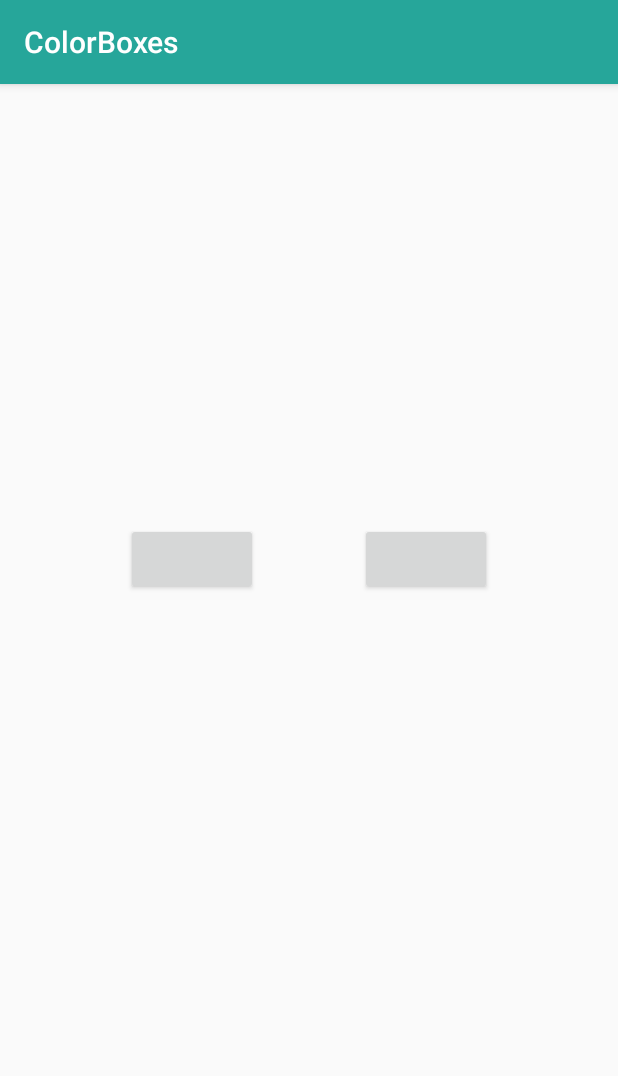
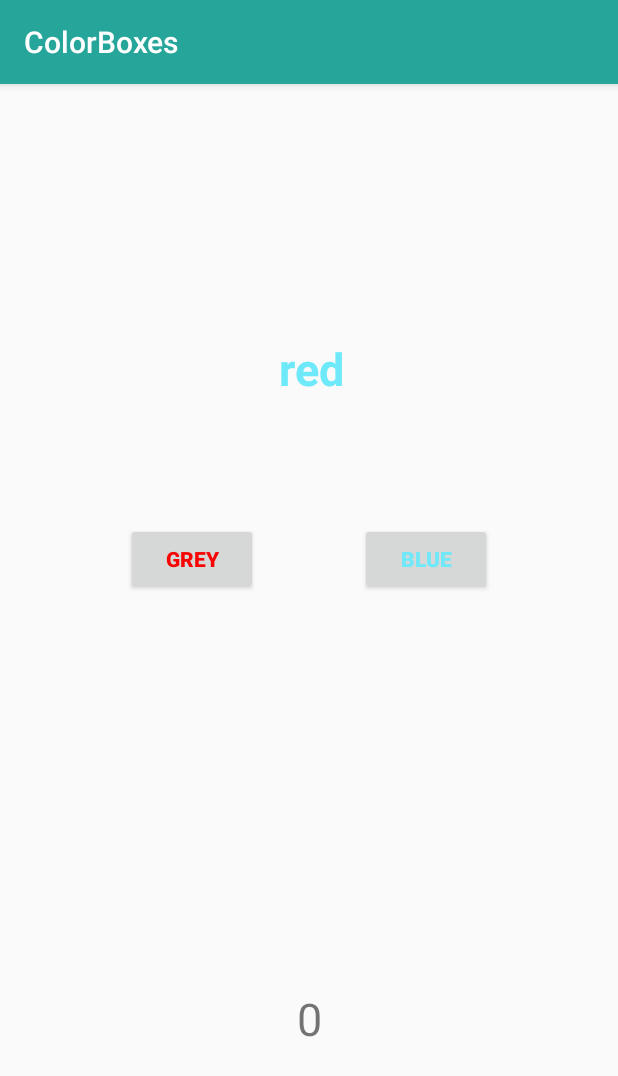
Before and after one commit to surbhi-145/ColorBoxes, an Android app: the GameFragment screen opened through its navigation route, on a phone screen of 412 x 824 dp. Shown: the top 1076 px of the screen. Run offline under Robolectric (Android 15) with nearby library versions, the phone set to English and light mode, and no system bars; our stand-ins replace data binding; 1 statement that could not run was skipped.

Commit message:
updated with adding a timer for each round and text color changing

```diff
--- a/src/main/java/com/example/colorboxes/game/GameViewModel.kt
+++ b/src/main/java/com/example/colorboxes/game/GameViewModel.kt
@@ -1,11 +1,15 @@
 package com.example.colorboxes.game
 
+import android.graphics.Color
 import android.os.CountDownTimer
 import android.text.format.DateUtils
+import android.util.Log
+import androidx.databinding.Bindable
 import androidx.lifecycle.LiveData
 import androidx.lifecycle.MutableLiveData
 import androidx.lifecycle.Transformations
 import androidx.lifecycle.ViewModel
+import java.lang.NullPointerException
 
 class GameViewModel  : ViewModel(){
     companion object {
@@ -16,10 +20,13 @@ class GameViewModel  : ViewModel(){
         const val ONE_SECOND = 1000L
         // This is the total time of the game
         const val COUNTDOWN_TIME = 60000L
+
+        const val PER_ROUND_TIME = 3000L
     }
 
     //Timer field
     private val timer: CountDownTimer
+    private var perRoundTimer : CountDownTimer
 
     // Current Time
     private val _currentTime= MutableLiveData<Long>()
@@ -31,17 +38,29 @@ class GameViewModel  : ViewModel(){
         DateUtils.formatElapsedTime(time)
     }
 
-    private val _button1=MutableLiveData<Prop>()
-    val button1:LiveData<Prop>
-        get()=_button1
+    private val _button1Text=MutableLiveData<String>()
+    val button1Text:LiveData<String>
+        get()=_button1Text
 
-    private val _button2=MutableLiveData<Prop>()
-    val button2:LiveData<Prop>
-        get()=_button2
+    private val _button1Color=MutableLiveData<String>()
+    val button1Color:LiveData<String>
+        get()=_button1Color
 
-    private val _colorText=MutableLiveData<Prop>()
-    val colorText:LiveData<Prop>
-        get()=_colorText
+    private val _button2Text=MutableLiveData<String>()
+    val button2Text:LiveData<String>
+        get()=_button2Text
+
+    private val _button2Color=MutableLiveData<String>()
+    val button2Color:LiveData<String>
+        get()=_button2Color
+
+    private val _hintText=MutableLiveData<String>()
+    val hintText:LiveData<String>
+        get()=_hintText
+
+    private val _hintColor=MutableLiveData<String>()
+    val hintColor:LiveData<String>
+        get()=_hintColor
 
     private val _gameFinished=MutableLiveData<Boolean>()
     val gameFinished:LiveData<Boolean>
@@ -51,13 +70,18 @@ class GameViewModel  : ViewModel(){
     val score:LiveData<Int>
         get()=_score
 
+
     private lateinit var colorList : MutableList<String>
     private var ans=-1
     private var indexOptions : MutableList<Int> = mutableListOf(0,1)
+    private lateinit var colorCode : Map<String,String>
+    init {
 
-    init {
-        resetList()
+        initializeColorCode()
+        setList()
         setProp()
+
+        print("Here")
 
         timer = object : CountDownTimer(COUNTDOWN_TIME, ONE_SECOND) {
 
@@ -73,9 +97,24 @@ class GameViewModel  : ViewModel(){
 
         timer.start()
 
+        perRoundTimer = object : CountDownTimer(PER_ROUND_TIME, ONE_SECOND){
+
+            override fun onFinish() {
+                setProp()
+                resetTimer()
+            }
+
+            override fun onTick(millisUntilFinished: Long) {
+                //NOTHING
+            }
+
+        }
+
+        perRoundTimer.start()
+
     }
 
-    private fun resetList(){
+    private fun setList(){
         colorList= mutableListOf(
             "red",
             "yellow",
@@ -91,45 +130,66 @@ class GameViewModel  : ViewModel(){
         colorList.shuffle()
     }
 
+    private fun initializeColorCode(){
+        colorCode= mapOf(
+            "red" to "#FFF80202",
+            "yellow" to "#FFFFEE58",
+            "blue" to "#FA6BE9FA",
+            "green" to "#FF8CF316",
+            "purple" to "#FFDF2DFD",
+            "orange" to "#FFFB8117",
+            "pink" to "#FFFF0A6C",
+            "white" to "#FDF4E4",
+            "grey" to "#FFA99595",
+            "brown" to "#FF80594C"
+
+        )
+    }
+
     private fun setProp(){
-        resetList()
+        resetTimer()
+        colorList.shuffle()
         indexOptions.shuffle()
         ans=indexOptions[0]
+
         if(ans==0){
             val rand=(0..10).random()
-            _button1.value!!.color=colorList[rand%(colorList.size)]
-            _button1.value!!.text=colorList[(rand+1)%(colorList.size)]
-            _colorText.value!!.color=colorList[(rand+2)%(colorList.size)]
-            _colorText.value!!.text=colorList[rand%(colorList.size)]
-            _button2.value!!.color=colorList[9-(rand%(colorList.size))]
-            _button2.value!!.text=colorList[9-((rand+1)%(colorList.size))]
+            _button1Color.value=colorList[rand%(colorList.size)]
+            _button1Text.value=colorList[(rand+1)%(colorList.size)]
+            _hintColor.value=colorList[(rand+2)%(colorList.size)]
+            _hintText.value=colorList[rand%(colorList.size)]
+            _button2Color.value=colorList[(rand+2)%(colorList.size)]
+            _button2Text.value=colorList[9-((rand+1)%(colorList.size))]
         }else{
             val rand=(0..10).random()
-            _button2.value!!.color=colorList[rand%(colorList.size)]
-            _button2.value!!.text=colorList[(rand+1)%(colorList.size)]
-            _colorText.value!!.color=colorList[(rand+2)%(colorList.size)]
-            _colorText.value!!.text=colorList[rand%(colorList.size)]
-            _button1.value!!.color=colorList[9-(rand%(colorList.size))]
-            _button1.value!!.text=colorList[9-((rand+1)%(colorList.size))]
+            _button2Color.value=colorList[rand%(colorList.size)]
+            _button2Text.value=colorList[(rand+1)%(colorList.size)]
+            _hintColor.value=colorList[(rand+2)%(colorList.size)]
+            _hintText.value=colorList[rand%(colorList.size)]
+            _button1Color.value=colorList[(rand+2)%(colorList.size)]
+            _button1Text.value=colorList[9-((rand+1)%(colorList.size))]
         }
 
     }
 
     fun onClickButtonLeft(){
+
         if(ans==0){
-            _score.value=score.value?.plus(1)
+            _score.value=score.value?.plus(1) ?: 1
         }else{
-            _score.value=score.value?.minus(1)
+            _score.value=score.value?.minus(1) ?: 0
         }
 
         setProp()
     }
 
     fun onClickButtonRight(){
+
         if(ans==1){
-            _score.value=score.value?.plus(1)
+            _score.value=score.value?.plus(1) ?: 1
+
         }else{
-            _score.value=score.value?.minus(1)
+            _score.value=score.value?.minus(1) ?: 0
         }
 
         setProp()
@@ -139,10 +199,32 @@ class GameViewModel  : ViewModel(){
     override fun onCleared() {
         super.onCleared()
         timer.cancel()
+        perRoundTimer.cancel()
     }
 
     fun hasGameFinishedComplete(){
         _gameFinished.value=false
     }
 
+    fun getDrawableColor(color : String): Int {
+        return Color.parseColor(colorCode[color])
+    }
+
+    private fun resetTimer(){
+        if(perRoundTimer !=  null){
+            perRoundTimer.cancel()
+        }
+        perRoundTimer= object : CountDownTimer(PER_ROUND_TIME, ONE_SECOND){
+
+            override fun onFinish() {
+                setProp()
+                resetTimer()
+            }
+
+            override fun onTick(millisUntilFinished: Long) {
+                //NOTHING
+            }
+        }
+        perRoundTimer.start()
+    }
 }
--- a/src/main/java/com/example/colorboxes/score/ScoreViewModel.kt
+++ b/src/main/java/com/example/colorboxes/score/ScoreViewModel.kt
@@ -1,5 +1,6 @@
 package com.example.colorboxes.score
 
+import android.util.Log
 import androidx.lifecycle.LiveData
 import androidx.lifecycle.MutableLiveData
 import androidx.lifecycle.ViewModel
--- a/src/main/res/layout/fragment_game.xml
+++ b/src/main/res/layout/fragment_game.xml
@@ -7,7 +7,6 @@
         <variable
             name="gameViewModel"
             type="com.example.colorboxes.game.GameViewModel" />
-        <import type="androidx.core.content.ContextCompat" />
     </data>
 
 <androidx.constraintlayout.widget.ConstraintLayout
@@ -33,11 +32,13 @@
 
     <Button
         android:id="@+id/buttonRight"
-        android:text="@{gameViewModel.button2.text}"
-        android:onClick="@{()->gameViewModel.onClickButtonRight()}"
         android:layout_width="wrap_content"
         android:layout_height="wrap_content"
         android:layout_marginEnd="16dp"
+        android:textColor="@{gameViewModel.getDrawableColor(gameViewModel.button2Color)}"
+        android:onClick="@{()->gameViewModel.onClickButtonRight()}"
+        android:text="@{gameViewModel.button2Text}"
+        android:textStyle="bold"
         app:layout_constraintBottom_toTopOf="@+id/timer"
         app:layout_constraintEnd_toEndOf="parent"
         app:layout_constraintHorizontal_bias="0.5"
@@ -48,11 +49,13 @@
 
     <Button
         android:id="@+id/buttonLeft"
-        android:text="@{gameViewModel.button1.text}"
-        android:onClick="@{()->gameViewModel.onClickButtonLeft()}"
         android:layout_width="wrap_content"
         android:layout_height="wrap_content"
         android:layout_marginStart="16dp"
+        android:textColor="@{gameViewModel.getDrawableColor(gameViewModel.button1Color)}"
+        android:onClick="@{()->gameViewModel.onClickButtonLeft()}"
+        android:text="@{gameViewModel.button1Text}"
+        android:textStyle="bold"
         app:layout_constraintBaseline_toBaselineOf="@+id/buttonRight"
         app:layout_constraintEnd_toStartOf="@+id/buttonRight"
         app:layout_constraintHorizontal_bias="0.5"
@@ -61,7 +64,8 @@
 
     <TextView
         android:id="@+id/colorText"
-        android:text="@{gameViewModel.colorText.text}"
+        android:text="@{gameViewModel.hintText}"
+        android:textColor="@{gameViewModel.getDrawableColor(gameViewModel.hintColor)}"
         android:layout_width="242dp"
         android:layout_height="41dp"
         android:layout_marginStart="16dp"
@@ -82,7 +86,7 @@
 
     <TextView
         android:id="@+id/currScore"
-        android:text="@{gameViewModel.score}"
+        android:text="@{String.valueOf(gameViewModel.score)}"
         android:layout_width="wrap_content"
         android:layout_height="wrap_content"
         android:layout_marginStart="16dp"
--- a/src/main/res/values/colors.xml
+++ b/src/main/res/values/colors.xml
@@ -10,7 +10,7 @@
     <color name="purple">#FFDF2DFD</color>
     <color name="orange">#FFFB8117</color>
     <color name="pink">#FFFF0A6C</color>
-    <color name="white">#FFFFFFFF</color>
+    <color name="white">#FDF4E4</color>
     <color name="grey">#FFA99595</color>
     <color name="brown">#FF80594C</color>
     <color name="black">#FF000000</color>
```
Also changed, not shown: src/main/java/com/example/colorboxes/game/GameFragment.kt (+3 -4 lines), src/main/java/com/example/colorboxes/score/ScoreFragment.kt (+5 -4 lines), src/main/res/layout/fragment_score.xml (+7 -0 lines), src/main/res/navigation/navigation.xml (+8 -1 lines).
